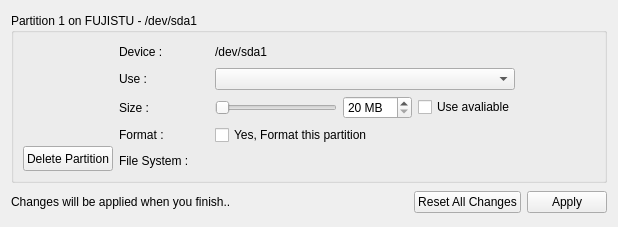
Before: the Qt Designer form yali4/gui/Ui/partedit.ui in dadas45li/yali, drawn with Qt 5.
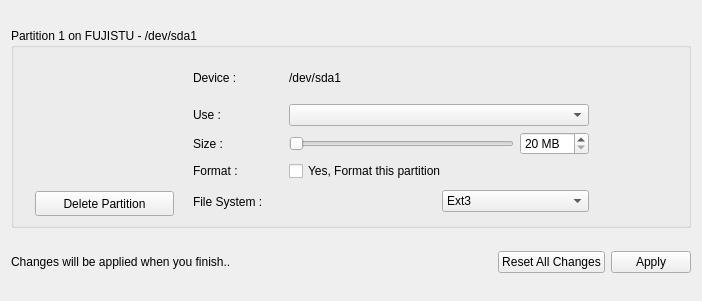
After: the same form once the commit is applied. Icons and pictures are not drawn.

Commit message: * FileSystemType support for archive type * Some of GUI Improvements

```diff
--- a/yali4/gui/Ui/partedit.ui
+++ b/yali4/gui/Ui/partedit.ui
@@ -5,8 +5,8 @@
    <rect>
     <x>0</x>
     <y>0</y>
-    <width>618</width>
-    <height>227</height>
+    <width>702</width>
+    <height>301</height>
    </rect>
   </property>
   <property name="windowTitle" >
@@ -24,7 +24,7 @@
      <property name="maximumSize" >
       <size>
        <width>16777215</width>
-       <height>170</height>
+       <height>200</height>
       </size>
      </property>
      <property name="autoFillBackground" >
@@ -37,31 +37,116 @@
       <string>Partition 1 on FUJISTU - /dev/sda1</string>
      </property>
      <layout class="QGridLayout" >
-      <item row="0" column="0" >
-       <spacer>
-        <property name="orientation" >
-         <enum>Qt::Horizontal</enum>
-        </property>
-        <property name="sizeType" >
-         <enum>QSizePolicy::Fixed</enum>
-        </property>
-        <property name="sizeHint" >
-         <size>
-          <width>28</width>
-          <height>20</height>
-         </size>
-        </property>
-       </spacer>
-      </item>
       <item row="0" column="1" >
-       <widget class="QLabel" name="label_5" >
-        <property name="text" >
-         <string/>
+       <layout class="QGridLayout" >
+        <property name="verticalSpacing" >
+         <number>0</number>
         </property>
-        <property name="pixmap" >
-         <pixmap resource="../../data.qrc" >:/gui/pics/hdd_unmount.png</pixmap>
-        </property>
-       </widget>
+        <item row="0" column="0" colspan="3" >
+         <spacer>
+          <property name="orientation" >
+           <enum>Qt::Vertical</enum>
+          </property>
+          <property name="sizeHint" >
+           <size>
+            <width>140</width>
+            <height>25</height>
+           </size>
+          </property>
+         </spacer>
+        </item>
+        <item row="1" column="0" >
+         <spacer>
+          <property name="orientation" >
+           <enum>Qt::Horizontal</enum>
+          </property>
+          <property name="sizeType" >
+           <enum>QSizePolicy::Fixed</enum>
+          </property>
+          <property name="sizeHint" >
+           <size>
+            <width>33</width>
+            <height>20</height>
+           </size>
+          </property>
+         </spacer>
+        </item>
+        <item row="1" column="1" >
+         <widget class="QLabel" name="label_5" >
+          <property name="text" >
+           <string/>
+          </property>
+          <property name="pixmap" >
+           <pixmap resource="../../data.qrc" >:/gui/pics/hdd_unmount.png</pixmap>
+          </property>
+         </widget>
+        </item>
+        <item row="1" column="2" >
+         <spacer>
+          <property name="orientation" >
+           <enum>Qt::Horizontal</enum>
+          </property>
+          <property name="sizeType" >
+           <enum>QSizePolicy::Fixed</enum>
+          </property>
+          <property name="sizeHint" >
+           <size>
+            <width>33</width>
+            <height>20</height>
+           </size>
+          </property>
+         </spacer>
+        </item>
+        <item row="2" column="0" colspan="3" >
+         <spacer>
+          <property name="orientation" >
+           <enum>Qt::Vertical</enum>
+          </property>
+          <property name="sizeHint" >
+           <size>
+            <width>140</width>
+            <height>24</height>
+           </size>
+          </property>
+         </spacer>
+        </item>
+        <item row="3" column="0" colspan="3" >
+         <layout class="QHBoxLayout" >
+          <item>
+           <widget class="QPushButton" name="deletePartition" >
+            <property name="minimumSize" >
+             <size>
+              <width>0</width>
+              <height>25</height>
+             </size>
+            </property>
+            <property name="styleSheet" >
+             <string/>
+            </property>
+            <property name="text" >
+             <string>Delete Partition</string>
+            </property>
+           </widget>
+          </item>
+          <item>
+           <spacer>
+            <property name="orientation" >
+             <enum>Qt::Vertical</enum>
+            </property>
+            <property name="sizeType" >
+             <enum>QSizePolicy::Fixed</enum>
+            </property>
+            <property name="sizeHint" >
+             <size>
+              <width>1</width>
+              <height>25</height>
+             </size>
+            </property>
+           </spacer>
+          </item>
+         </layout>
+        </item>
+       </layout>
       </item>
       <item row="0" column="2" >
        <spacer>
@@ -73,13 +158,13 @@
         </property>
         <property name="sizeHint" >
          <size>
-          <width>28</width>
+          <width>12</width>
           <height>20</height>
          </size>
         </property>
        </spacer>
       </item>
-      <item rowspan="2" row="0" column="3" >
+      <item row="0" column="3" >
        <layout class="QGridLayout" >
         <item row="0" column="0" >
          <widget class="QLabel" name="label" >
@@ -124,7 +209,7 @@
           </property>
          </widget>
         </item>
-        <item row="1" column="2" colspan="3" >
+        <item row="1" column="2" colspan="2" >
          <widget class="QComboBox" name="formatType" >
           <property name="minimumSize" >
            <size>
@@ -195,13 +280,6 @@
           </property>
          </widget>
         </item>
-        <item row="2" column="4" >
-         <widget class="QCheckBox" name="useAvail" >
-          <property name="text" >
-           <string>Use avaliable</string>
-          </property>
-         </widget>
-        </item>
         <item row="3" column="0" >
          <widget class="QLabel" name="label_3" >
           <property name="font" >
@@ -212,7 +290,7 @@
           </property>
          </widget>
         </item>
-        <item row="3" column="2" colspan="3" >
+        <item row="3" column="2" colspan="2" >
          <widget class="QCheckBox" name="formatCheck" >
           <property name="text" >
            <string>Yes, Format this partition</string>
@@ -229,12 +307,46 @@
           </property>
          </widget>
         </item>
-        <item row="4" column="2" >
-         <widget class="QLabel" name="fileSystem" >
-          <property name="text" >
-           <string/>
-          </property>
-         </widget>
+        <item row="4" column="2" colspan="2" >
+         <layout class="QHBoxLayout" >
+          <item>
+           <widget class="QLabel" name="fileSystem" >
+            <property name="text" >
+             <string/>
+            </property>
+           </widget>
+          </item>
+          <item>
+           <spacer>
+            <property name="orientation" >
+             <enum>Qt::Vertical</enum>
+            </property>
+            <property name="sizeType" >
+             <enum>QSizePolicy::Fixed</enum>
+            </property>
+            <property name="sizeHint" >
+             <size>
+              <width>0</width>
+              <height>29</height>
+             </size>
+            </property>
+           </spacer>
+          </item>
+          <item>
+           <widget class="QComboBox" name="fileSystemBox" >
+            <item>
+             <property name="text" >
+              <string>Ext3</string>
+             </property>
+            </item>
+            <item>
+             <property name="text" >
+              <string>Fat 32</string>
+             </property>
+            </item>
+           </widget>
+          </item>
+         </layout>
         </item>
        </layout>
       </item>
@@ -245,27 +357,27 @@
         </property>
         <property name="sizeHint" >
          <size>
-          <width>40</width>
+          <width>91</width>
           <height>20</height>
          </size>
         </property>
        </spacer>
       </item>
-      <item row="1" column="0" colspan="3" >
-       <widget class="QPushButton" name="deletePartition" >
-        <property name="minimumSize" >
+      <item row="0" column="0" >
+       <spacer>
+        <property name="orientation" >
+         <enum>Qt::Horizontal</enum>
+        </property>
+        <property name="sizeType" >
+         <enum>QSizePolicy::Fixed</enum>
+        </property>
+        <property name="sizeHint" >
          <size>
-          <width>0</width>
-          <height>25</height>
+          <width>12</width>
+          <height>20</height>
          </size>
         </property>
-        <property name="styleSheet" >
-         <string/>
-        </property>
-        <property name="text" >
-         <string>Delete Partition</string>
-        </property>
-       </widget>
+       </spacer>
       </item>
      </layout>
      <widget class="QLabel" name="label_6" >
```
Left out of the diff: 16 changed lines with no effect on the pictures. The commit also changes 2 other files.
